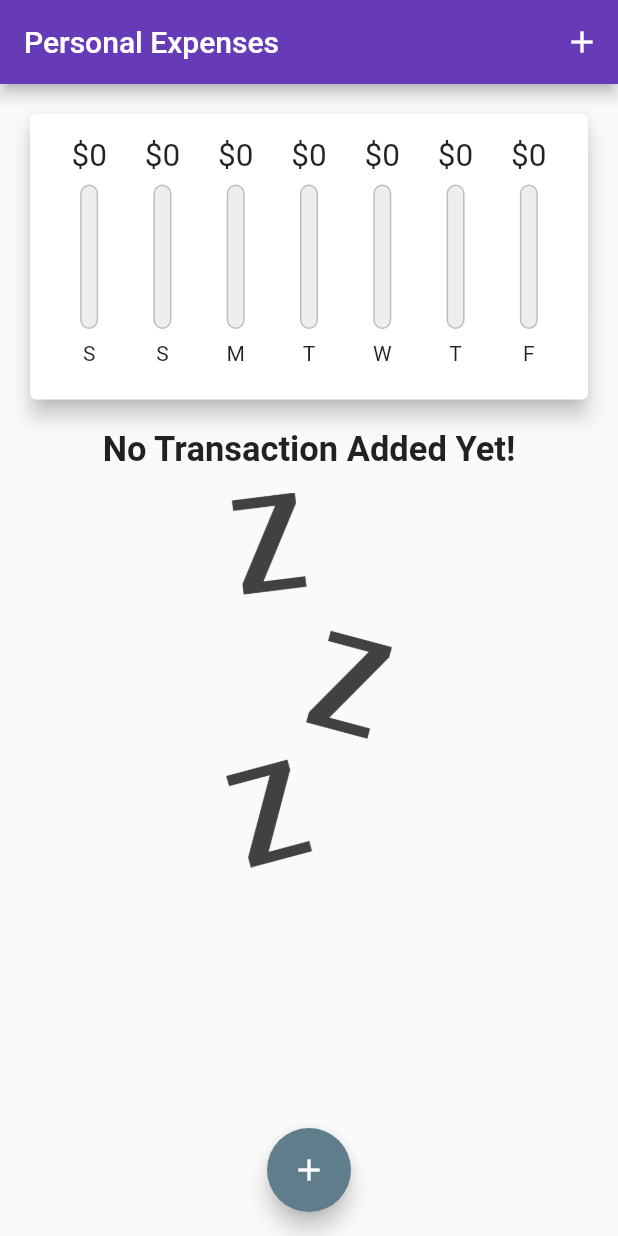
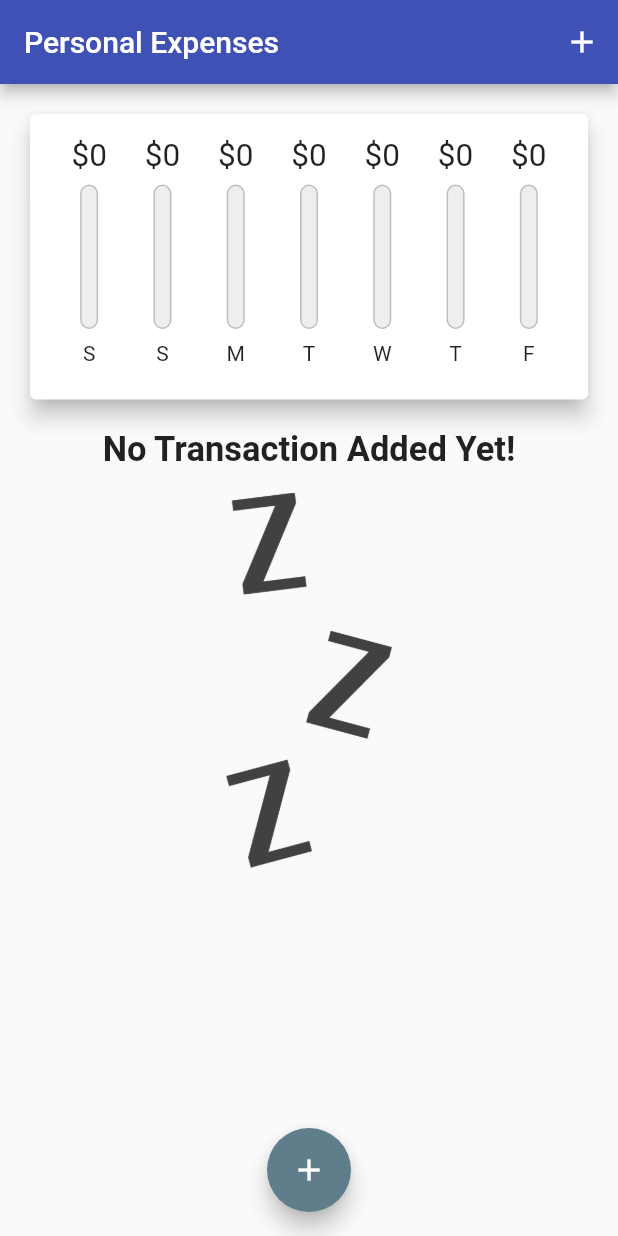
Before and after one commit to LayzeePreneur/Levy, a Flutter app: the screen it shows after launch, on a phone screen of 412 x 824 dp. Run offline on Flutter 3.47's test engine with Material 2 defaults, Android fonts, the light colour scheme and no system bars.

Commit message:
Change app's primary color

```diff
--- a/lib/main.dart
+++ b/lib/main.dart
@@ -13,7 +13,7 @@ class PersonalExpenses extends StatelessWidget {
     return MaterialApp(
       debugShowCheckedModeBanner: false,
       theme: ThemeData(
-        primarySwatch: Colors.deepPurple,
+        primarySwatch: Colors.indigo,
         accentColor: Colors.blueGrey,
         visualDensity: VisualDensity.adaptivePlatformDensity,
         textTheme: ThemeData.light().textTheme.copyWith(
```
